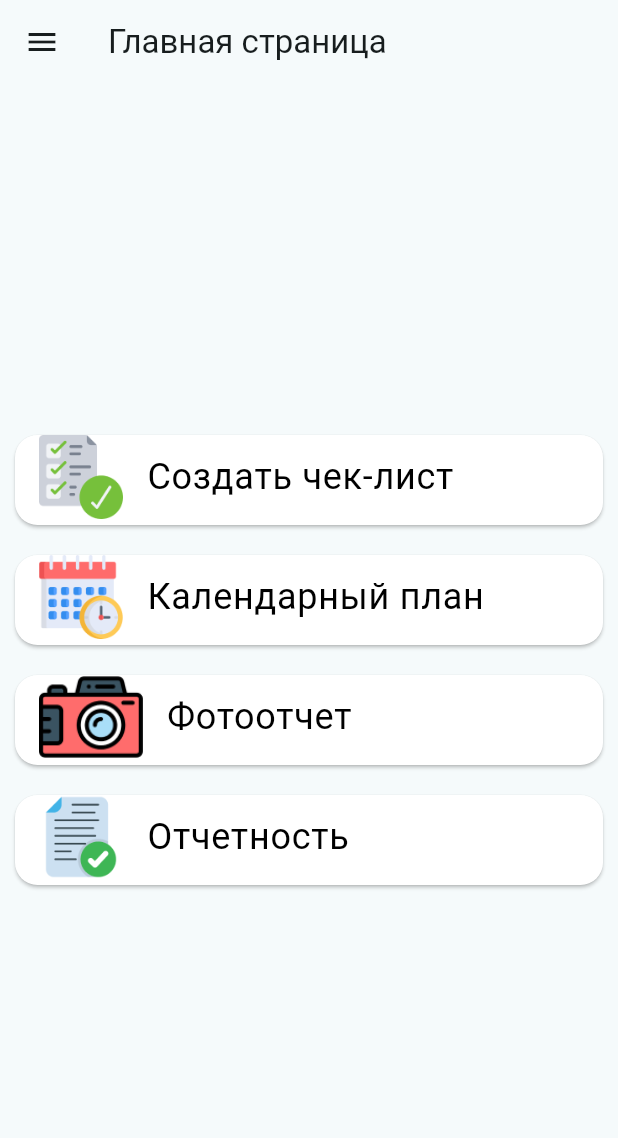
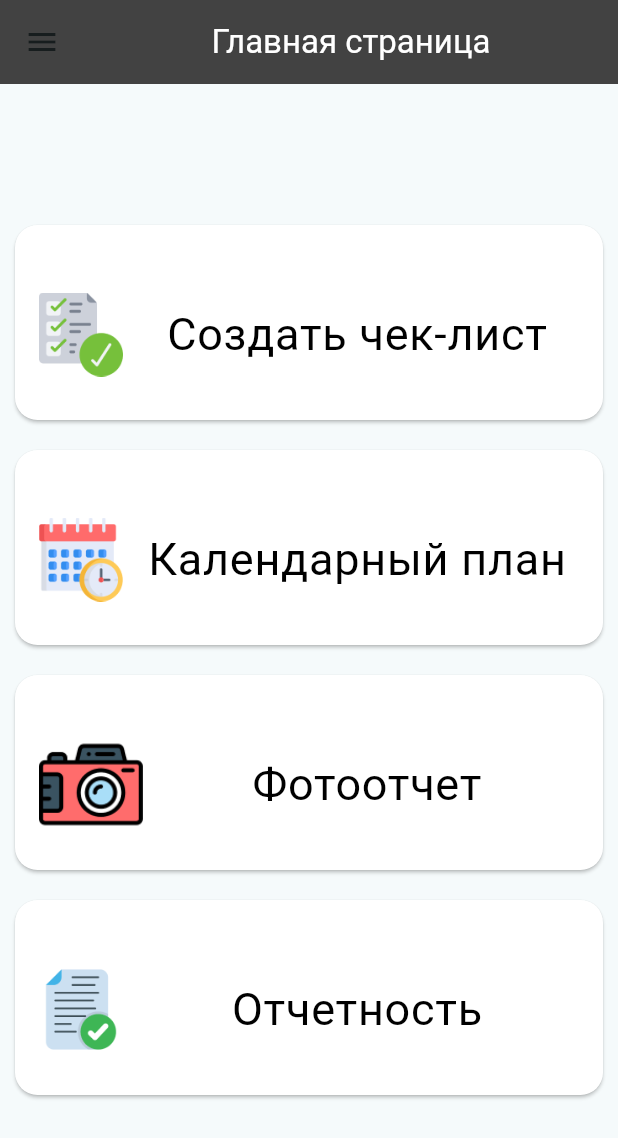
Before and after one commit to NVSTT/flutter_application_1, a Flutter app: the HomeScreen screen opened by its route, on a phone screen of 412 x 824 dp. Shown: the top 1138 px of the screen. Run offline on Flutter 3.47's test engine with Material 3 defaults, Android fonts, the phone set to English and light mode, and no system bars; our stand-ins replace image_picker, sqflite; accounts and stored records are empty.

Commit message:
modified:   lib/screens/home_screen.dart

```diff
--- a/lib/screens/home_screen.dart
+++ b/lib/screens/home_screen.dart
@@ -10,9 +10,19 @@ class HomeScreen extends StatelessWidget {
   @override
   Widget build(BuildContext context) {
     return Scaffold(
-      appBar: AppBar(
-        title: Text('Главная страница'),
-      ),
+        appBar: AppBar(
+            title: Container(
+              color: Colors.grey[800], // серый фон
+              padding: EdgeInsets.all(8.0),
+              child: Center(
+              child: Text('Главная страница',
+                style: TextStyle(color: Colors.white), // белый текст
+              ),
+            ),
+          ),
+          backgroundColor: Colors.grey[800], // делаем AppBar темно-серым
+          elevation: 0, // убираем тень
+        ),
       drawer: Drawer(
         child: ListView(
           children: <Widget>[
@@ -87,10 +97,32 @@ class HomeScreen extends StatelessWidget {
                 borderRadius: BorderRadius.circular(15.0),
               ),
               child: Container(
-                height: 60.0,
+                height: 130.0,
                 child: ListTile(
-                  leading: Image.asset('assets/checklist.png'), // замените 'assets/your_logo.png' на путь к вашему логотипу
-                  title: Text('Создать чек-лист', style: TextStyle(fontSize: 24, color: Colors.black)),
+                  leading: Image.asset('assets/checklist.png'),
+                  title: Center( // Добавлено центрирование
+                    child: Text('Создать чек-лист', style: TextStyle(fontSize: 30, color: Colors.black)),
+                  ),
+                  onTap: () {
+                    Navigator.of(context).push(MaterialPageRoute(
+                        builder: (context) =>  ChecklistScreen()));
+                  },
+                ),
+              ),
+            ),
+            Card(
+              color: Colors.white,
+              margin: EdgeInsets.all(10.0),
+              shape: RoundedRectangleBorder(
+                borderRadius: BorderRadius.circular(15.0),
+              ),
+              child: Container(
+                height: 130.0,
+                child: ListTile(
+                  leading: Image.asset('assets/calendar.png'),
+                  title: Center( // Добавлено центрирование
+                    child: Text('Календарный план', style: TextStyle(fontSize: 30, color: Colors.black)),
+                  ),
                   onTap: () {
                     Navigator.of(context).push(MaterialPageRoute(
                         builder: (context) => CalendarScreen()));
@@ -105,28 +137,12 @@ class HomeScreen extends StatelessWidget {
                 borderRadius: BorderRadius.circular(15.0),
               ),
               child: Container(
-                height: 60.0,
+                height: 130.0,
                 child: ListTile(
-                  leading: Image.asset('assets/calendar.png'), // замените 'assets/your_logo.png' на путь к вашему логотипу
-                  title: Text('Календарный план', style: TextStyle(fontSize: 24, color: Colors.black)),
-                  onTap: () {
-                    Navigator.of(context).push(MaterialPageRoute(
-                        builder: (context) => ChecklistScreen()));
-                  },
-                ),
-              ),
-            ),
-            Card(
-              color: Colors.white,
-              margin: EdgeInsets.all(10.0),
-              shape: RoundedRectangleBorder(
-                borderRadius: BorderRadius.circular(15.0),
-              ),
-              child: Container(
-                height: 60.0,
-                child: ListTile(
-                  leading: Image.asset('assets/photo.png'), // замените 'assets/your_logo.png' на путь к вашему логотипу
-                  title: Text('Фотоотчет', style: TextStyle(fontSize: 24, color: Colors.black)),
+                  leading: Image.asset('assets/photo.png'),
+                  title: Center( // Добавлено центрирование
+                    child: Text('Фотоотчет', style: TextStyle(fontSize: 30, color: Colors.black)),
+                  ),
                   onTap: () {
                     Navigator.of(context).push(MaterialPageRoute(
                         builder: (context) => PhotoReportScreen()));
@@ -141,10 +157,12 @@ class HomeScreen extends StatelessWidget {
                 borderRadius: BorderRadius.circular(15.0),
               ),
               child: Container(
-                height: 60.0,
+                height: 130.0,
                 child: ListTile(
-                  leading: Image.asset('assets/docx.png'), // замените 'assets/your_logo.png' на путь к вашему логотипу
-                  title: Text('Отчетность', style: TextStyle(fontSize: 24, color: Colors.black)),
+                  leading: Image.asset('assets/docx.png'),
+                  title: Center( // Добавлено центрирование
+                    child: Text('Отчетность', style: TextStyle(fontSize: 30, color: Colors.black)),
+                  ),
                   onTap: () {
                     Navigator.of(context).push(MaterialPageRoute(
                         builder: (context) => ReportScreen()));
```
